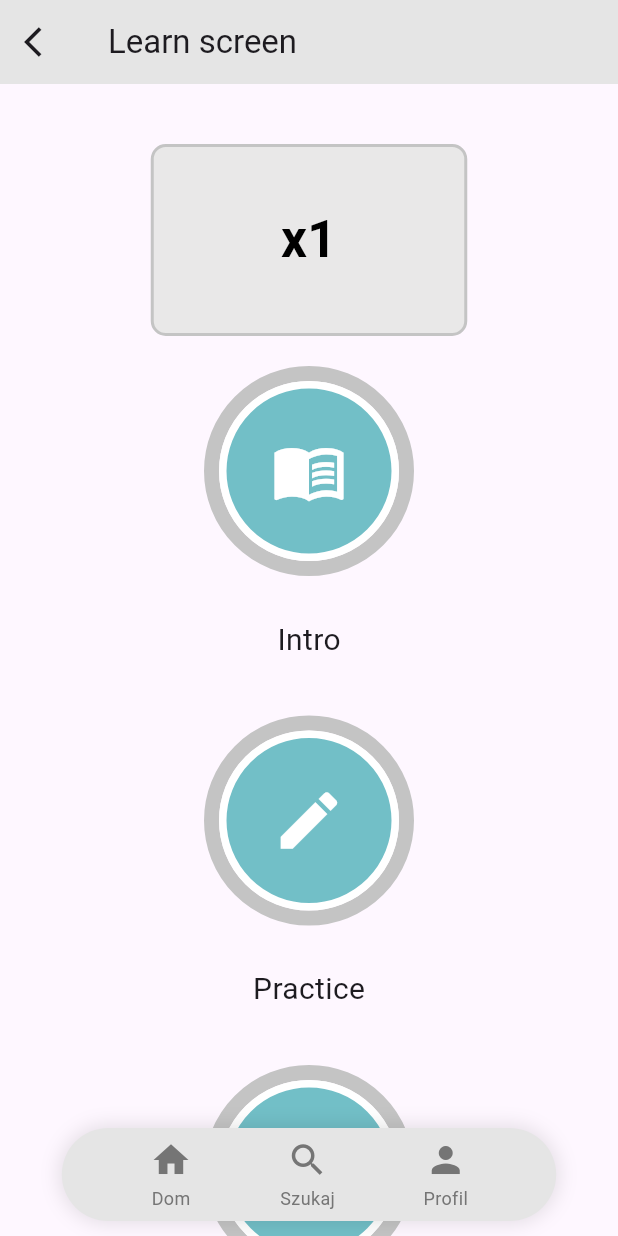
After one commit to pieter0100/projektGrupowy, a Flutter app: the LearnScreen screen opened by its route, on a phone screen of 412 x 824 dp. The commit adds this screen. Run offline on Flutter 3.47's test engine with Material 3 defaults, Android fonts, the phone set to English and light mode, and no system bars; our stand-ins replace go_router.

Commit message:
dodanie widget dla learn

```diff
--- a/lib/app_router.dart
+++ b/lib/app_router.dart
@@ -3,6 +3,7 @@ import 'package:flutter/material.dart';
 import 'package:projekt_grupowy/screens/home_screen.dart';
 import 'package:projekt_grupowy/screens/level_screen.dart';
 import 'package:projekt_grupowy/screens/profile_screen.dart';
+import 'package:projekt_grupowy/screens/learn_screen.dart';
 
 final GoRouter router = GoRouter(
   routes: <RouteBase>[
@@ -18,11 +19,18 @@ final GoRouter router = GoRouter(
             return ProfileScreen();
           },
         ),
-        GoRoute(path: 'level',
-        builder: (BuildContext context, GoRouterState state) {
+        GoRoute(
+          path: 'level',
+          builder: (BuildContext context, GoRouterState state) {
             return LevelScreen();
           },
-        )
+        ),
+        GoRoute(
+          path: 'learn',
+          builder: (BuildContext context, GoRouterState state) {
+            return LearnScreen();
+          },
+        ),
       ],
     ),
   ],
--- a/lib/main.dart
+++ b/lib/main.dart
@@ -7,6 +7,7 @@ import 'widgets/scaffold_with_nav.dart';
 import 'screens/home_screen.dart';
 import 'screens/level_screen.dart';
 import 'screens/profile_screen.dart';
+import 'screens/learn_screen.dart';
 
 void main() {
   runApp(MyApp());
@@ -57,6 +58,16 @@ final GoRouter _router = GoRouter(
             ),
           ],
         ),
+
+        // --- GAŁĄŹ 4: LEARN ---
+        StatefulShellBranch(
+          routes: [
+            GoRoute(
+              path: '/learn',
+              builder: (context, state) => const LearnScreen(),
+            ),
+          ],
+        ),
       ],
     ),
   ],
--- /dev/null
+++ b/lib/screens/learn_screen.dart
@@ -0,0 +1,59 @@
+import 'package:flutter/material.dart';
+import 'package:go_router/go_router.dart';
+import 'package:projekt_grupowy/widgets/learn_widget.dart';
+import 'package:projekt_grupowy/widgets/learn_info_widget.dart';
+
+class LearnScreen extends StatelessWidget {
+  const LearnScreen({super.key});
+
+  @override
+  Widget build(BuildContext context) {
+    return Scaffold(
+      appBar: AppBar(
+        leading: IconButton(
+          onPressed: () => context.go('/level'),
+          icon: Icon(Icons.arrow_back_ios),
+        ),
+        title: Text('Learn screen'),
+        backgroundColor: Color(0xFFE5E5E5),
+        scrolledUnderElevation: 0.0,
+      ),
+      body: ListView(
+        children: [
+          SizedBox(height: 40),
+          Center(
+            child: LearnInfoWidget("x1"),
+          ),
+
+          Column(
+            crossAxisAlignment: CrossAxisAlignment.center,
+            children: [
+              LearnWidget("intro"),
+              SizedBox(height: 8),
+              Text("Intro", style: TextStyle(fontSize: 20)),
+              SizedBox(height: 16),
+            ],
+          ),
+          Column(
+            crossAxisAlignment: CrossAxisAlignment.center,
+            children: [
+              LearnWidget("practice"),
+              SizedBox(height: 8),
+              Text("Practice", style: TextStyle(fontSize: 20)),
+              SizedBox(height: 16),
+            ],
+          ),
+          Column(
+            crossAxisAlignment: CrossAxisAlignment.center,
+            children: [
+              LearnWidget("exam"),
+              SizedBox(height: 8),
+              Text("Exam", style: TextStyle(fontSize: 20)),
+              SizedBox(height: 16),
+            ],
+          ),
+        ],
+      ),
+    );
+  }
+}
--- a/lib/screens/level_screen.dart
+++ b/lib/screens/level_screen.dart
@@ -1,4 +1,5 @@
 import 'package:flutter/material.dart';
+import 'package:go_router/go_router.dart';
 import 'package:projekt_grupowy/widgets/level_widget.dart';
 
 class LevelScreen extends StatelessWidget {
@@ -16,7 +17,10 @@ class LevelScreen extends StatelessWidget {
         itemCount: 10,
         itemBuilder: (BuildContext context, int index) {
           if (index < 2) {
-            return LevelWidget("x ${index + 1}");
+            return InkWell(
+              onTap: () => context.go('/learn'),
+              child: LevelWidget("x ${index + 1}"),
+            );
           } else {
             return LevelWidget("lock");
           }
--- a/lib/screens/profile_screen.dart
+++ b/lib/screens/profile_screen.dart
@@ -7,7 +7,9 @@ class ProfileScreen extends StatelessWidget{
   Widget build(BuildContext context) {
     return Scaffold(
       appBar: AppBar(
-        title: Text('Profile page'),
+        title: Text('Profile screen'),
+        backgroundColor: Color(0xFFE5E5E5),
+        scrolledUnderElevation: 0.0,
       ),
       body: Center(
         child: Text('Profile page')
--- /dev/null
+++ b/lib/widgets/learn_info_widget.dart
@@ -0,0 +1,34 @@
+import 'package:flutter/material.dart';
+
+class LearnInfoWidget extends StatelessWidget {
+  final String textInside;
+
+  const LearnInfoWidget(this.textInside, {Key? key}) : super(key: key);
+
+  @override
+  Widget build(BuildContext context) {
+    return Container(
+      width: 211,
+      height: 128,
+      decoration: BoxDecoration(
+        color: const Color(0xFFE9E8E8), // kolor środka
+        border: Border.all(
+          color: const Color(0xFFC4C4C4), // obramowanie
+          width: 2,
+        ),
+        borderRadius: BorderRadius.circular(10), // zaokrąglone rogi
+      ),
+      child: Center(
+        child: Text(
+          textInside,
+          style: const TextStyle(
+            fontSize: 34,
+            color: Colors.black, // kolor tekstu
+            fontWeight: FontWeight.bold,
+          ),
+          textAlign: TextAlign.center,
+        ),
+      ),
+    );
+  }
+}
--- /dev/null
+++ b/lib/widgets/learn_widget.dart
@@ -0,0 +1,56 @@
+import 'package:flutter/material.dart';
+
+class LearnWidget extends StatelessWidget {
+  final String textInside;
+
+  const LearnWidget(this.textInside, {Key? key}) : super(key: key);
+
+  @override
+  Widget build(BuildContext context) {
+    return Container(
+      margin: EdgeInsets.all(20),
+      decoration: BoxDecoration(
+          shape: BoxShape.circle,
+          border: Border.all(color: Color(0xFFC4C4C4), width: 10)
+      ),
+      width: 140,
+      height: 140,
+      child: Center(
+        child: Container(
+          decoration: BoxDecoration(
+            shape: BoxShape.circle,
+            border: Border.all(color: Colors.white, width: 5),
+            color: Color(0xFF72BFC7),
+          ),
+          child: (textInside == 'intro')
+              ? Center(
+                child: Icon(
+                  Icons.menu_book,
+                  color: Colors.white,
+                  size: 50.0,
+                ),
+          )
+              :
+          Center(
+            child: (textInside == 'practice')
+                ? Center(
+              child: Icon(
+                Icons.create,
+                color: Colors.white,
+                size: 50.0,
+              ),
+            )
+                :
+            Center(
+              child: Icon(
+                Icons.edit_document,
+                color: Colors.white,
+                size: 50.0,
+              ),
+            ),
+          ),
+        ),
+      ),
+    );
+  }
+}
```
Also changed, not shown: pubspec.lock.
